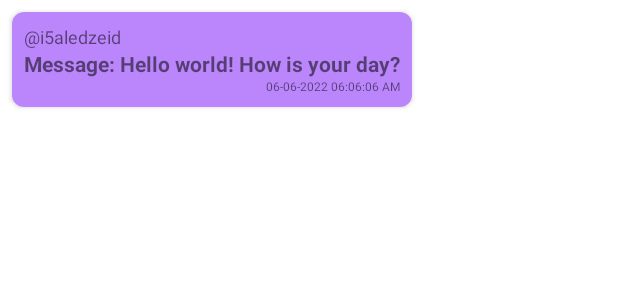
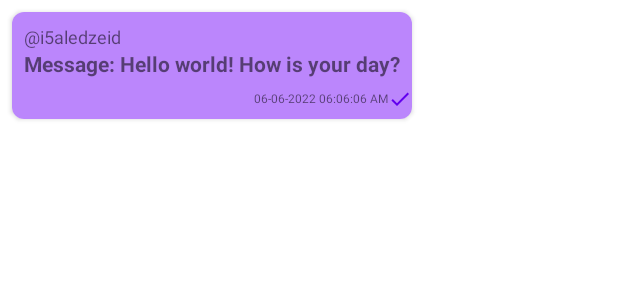
Before and after one commit to i5aledzeid/Architectural, an Android app: the layout message_layout.xml on its own in the app's theme, with its tools: preview values and no code run, on a phone screen of 412 x 824 dp. Shown: the top 300 px of the screen. Run offline under Robolectric (Android 15) with nearby library versions, the phone set to English and light mode, and no system bars.

```diff
--- /dev/null
+++ b/app/src/main/res/drawable/ic_baseline_done_24.xml
@@ -0,0 +1,5 @@
+<vector android:height="24dp" android:tint="#000000"
+    android:viewportHeight="24" android:viewportWidth="24"
+    android:width="24dp" xmlns:android="http://schemas.android.com/apk/res/android">
+    <path android:fillColor="@android:color/white" android:pathData="M9,16.2L4.8,12l-1.4,1.4L9,19 21,7l-1.4,-1.4L9,16.2z"/>
+</vector>
--- /dev/null
+++ b/app/src/main/res/drawable/ic_baseline_done_all_24.xml
@@ -0,0 +1,5 @@
+<vector android:height="24dp" android:tint="#000000"
+    android:viewportHeight="24" android:viewportWidth="24"
+    android:width="24dp" xmlns:android="http://schemas.android.com/apk/res/android">
+    <path android:fillColor="@android:color/white" android:pathData="M18,7l-1.41,-1.41 -6.34,6.34 1.41,1.41L18,7zM22.24,5.59L11.66,16.17 7.48,12l-1.41,1.41L11.66,19l12,-12 -1.42,-1.41zM0.41,13.41L6,19l1.41,-1.41L1.83,12 0.41,13.41z"/>
+</vector>
--- a/app/src/main/res/layout/message_layout.xml
+++ b/app/src/main/res/layout/message_layout.xml
@@ -39,13 +39,23 @@
             android:id="@+id/textView3"
             android:layout_width="wrap_content"
             android:layout_height="wrap_content"
-            android:layout_marginEnd="8dp"
+            android:layout_marginTop="8dp"
             android:layout_marginBottom="8dp"
             android:text="06-06-2022 06:06:06 AM"
             android:textSize="8sp"
             app:layout_constraintBottom_toBottomOf="parent"
+            app:layout_constraintEnd_toStartOf="@+id/imageView2"
+            app:layout_constraintTop_toBottomOf="@+id/textView2" />
+
+        <ImageView
+            android:id="@+id/imageView2"
+            android:layout_width="16dp"
+            android:layout_height="wrap_content"
+            android:src="@drawable/ic_baseline_done_24"
+            app:layout_constraintBottom_toBottomOf="@+id/textView3"
             app:layout_constraintEnd_toEndOf="parent"
-            app:layout_constraintTop_toBottomOf="@+id/textView2" />
+            app:layout_constraintTop_toTopOf="@+id/textView3"
+            app:tint="@color/purple_500" />
 
     </androidx.constraintlayout.widget.ConstraintLayout>
 
```
